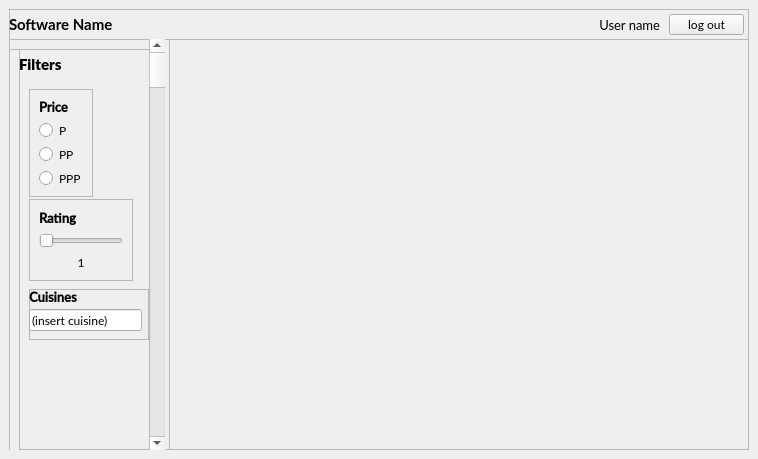
This is mainwindow.ui in KANKAN25/Tipid-Timpla-Tracker as Qt 5 draws it before an edit. The edited form follows.
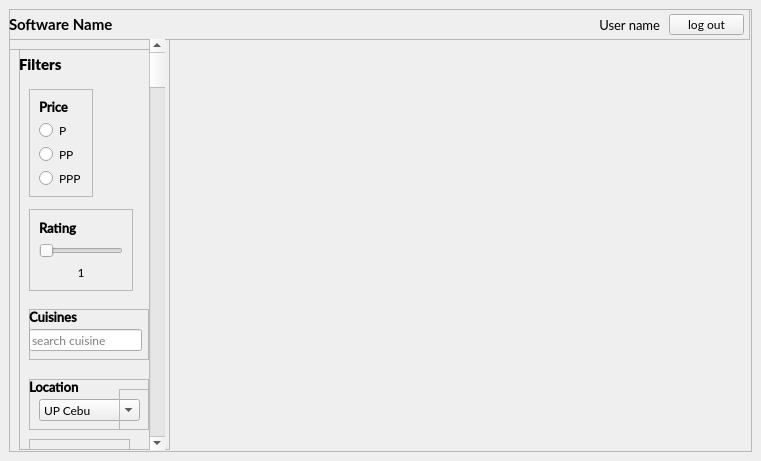
This is the edited form.

```diff
--- a/mainwindow.ui
+++ b/mainwindow.ui
@@ -6,15 +6,15 @@
    <rect>
     <x>0</x>
     <y>0</y>
-    <width>758</width>
-    <height>459</height>
+    <width>761</width>
+    <height>461</height>
    </rect>
   </property>
   <property name="windowTitle">
    <string>MainWindow</string>
   </property>
   <widget class="QWidget" name="centralwidget">
-   <layout class="QHBoxLayout" name="horizontalLayout">
+   <layout class="QVBoxLayout" name="verticalLayout">
     <item>
      <widget class="QFrame" name="fullframe">
       <property name="font">
@@ -269,7 +269,7 @@
            <property name="geometry">
             <rect>
              <x>10</x>
-             <y>150</y>
+             <y>160</y>
              <width>104</width>
              <height>82</height>
             </rect>
@@ -328,7 +328,7 @@
            <property name="geometry">
             <rect>
              <x>10</x>
-             <y>240</y>
+             <y>260</y>
              <width>120</width>
              <height>51</height>
             </rect>
@@ -368,15 +368,133 @@
               <height>22</height>
              </rect>
             </property>
+            <property name="placeholderText">
+             <string>search cuisine</string>
+            </property>
+           </widget>
+          </widget>
+          <widget class="QFrame" name="frame_4">
+           <property name="geometry">
+            <rect>
+             <x>10</x>
+             <y>330</y>
+             <width>120</width>
+             <height>51</height>
+            </rect>
+           </property>
+           <property name="frameShape">
+            <enum>QFrame::StyledPanel</enum>
+           </property>
+           <property name="frameShadow">
+            <enum>QFrame::Raised</enum>
+           </property>
+           <widget class="QLabel" name="Price_5">
+            <property name="geometry">
+             <rect>
+              <x>0</x>
+              <y>0</y>
+              <width>61</width>
+              <height>16</height>
+             </rect>
+            </property>
             <property name="font">
              <font>
-              <family>Lato</family>
+              <family>Lato Semibold</family>
+              <pointsize>10</pointsize>
+              <bold>true</bold>
              </font>
             </property>
             <property name="text">
-             <string>(insert cuisine)</string>
+             <string>Location</string>
             </property>
            </widget>
+           <widget class="QComboBox" name="comboBox">
+            <property name="geometry">
+             <rect>
+              <x>10</x>
+              <y>20</y>
+              <width>101</width>
+              <height>22</height>
+             </rect>
+            </property>
+            <item>
+             <property name="text">
+              <string>UP Cebu</string>
+             </property>
+            </item>
+           </widget>
+           <widget class="QFrame" name="frame_5">
+            <property name="geometry">
+             <rect>
+              <x>90</x>
+              <y>10</y>
+              <width>120</width>
+              <height>51</height>
+             </rect>
+            </property>
+            <property name="frameShape">
+             <enum>QFrame::StyledPanel</enum>
+            </property>
+            <property name="frameShadow">
+             <enum>QFrame::Raised</enum>
+            </property>
+           </widget>
+          </widget>
+          <widget class="QFrame" name="Pricearea_2">
+           <property name="geometry">
+            <rect>
+             <x>10</x>
+             <y>390</y>
+             <width>101</width>
+             <height>81</height>
+            </rect>
+           </property>
+           <property name="frameShape">
+            <enum>QFrame::StyledPanel</enum>
+           </property>
+           <property name="frameShadow">
+            <enum>QFrame::Raised</enum>
+           </property>
+           <layout class="QVBoxLayout" name="verticalLayout_3">
+            <item>
+             <widget class="QLabel" name="Price_7">
+              <property name="font">
+               <font>
+                <family>Lato Semibold</family>
+                <pointsize>10</pointsize>
+                <bold>true</bold>
+               </font>
+              </property>
+              <property name="text">
+               <string>Eatery Status</string>
+              </property>
+             </widget>
+            </item>
+            <item>
+             <widget class="QRadioButton" name="radioButton_4">
+              <property name="font">
+               <font>
+                <family>Lato</family>
+               </font>
+              </property>
+              <property name="text">
+               <string>Open</string>
+              </property>
+             </widget>
+            </item>
+            <item>
+             <widget class="QRadioButton" name="radioButton_5">
+              <property name="font">
+               <font>
+                <family>Lato</family>
+               </font>
+              </property>
+              <property name="text">
+               <string>Closed</string>
+              </property>
+             </widget>
+            </item>
+           </layout>
           </widget>
          </widget>
         </widget>
```
Left out of the diff: 50 changed lines with no effect on the pictures.
